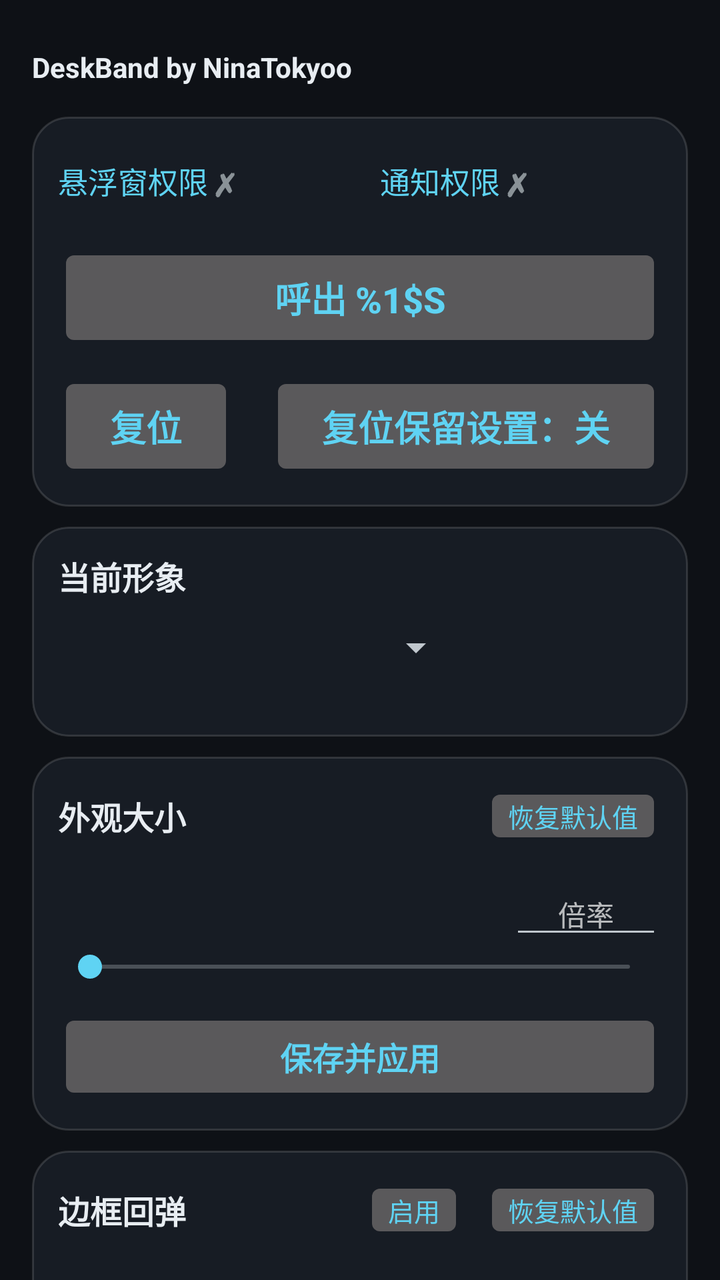
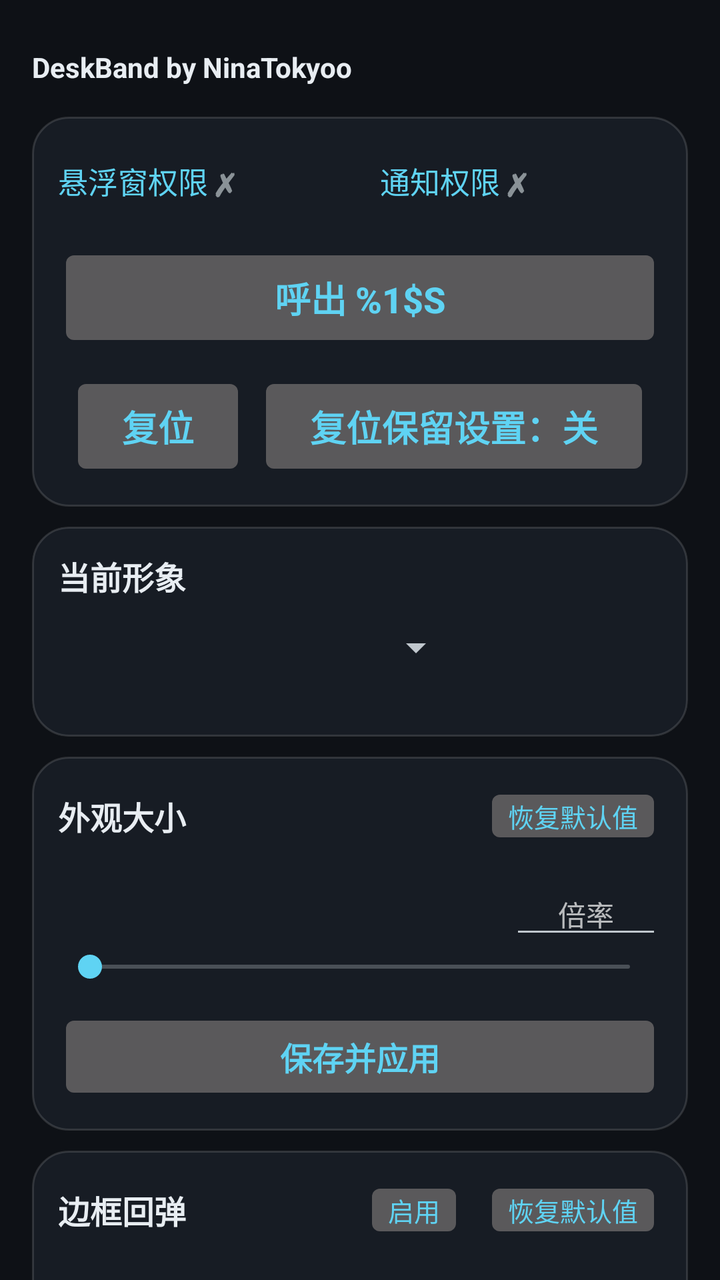

Before-and-after screenshots of an Android layout around one commit, followed by the original layout XML and the change that was made.
<!-- AndroidManifest.xml: application theme AppTheme -->
<!-- res/layout/activity_main.xml -->
<?xml version="1.0" encoding="utf-8"?>
<ScrollView xmlns:android="http://schemas.android.com/apk/res/android"
    android:id="@+id/root"
    android:layout_width="match_parent"
    android:layout_height="match_parent"
    android:fillViewport="true"
    android:background="@color/bg"
    android:overScrollMode="ifContentScrolls"
    android:scrollbarAlwaysDrawVerticalTrack="false"
    android:scrollbars="none">

    <LinearLayout
        android:layout_width="match_parent"
        android:layout_height="wrap_content"
        android:orientation="vertical"
        android:paddingTop="8dp"
        android:paddingBottom="28dp">

        
        <TextView
            android:id="@+id/txtTitle"
            android:layout_width="match_parent"
            android:layout_height="wrap_content"
            android:layout_marginStart="16dp"
            android:layout_marginEnd="16dp"
            android:layout_marginTop="18dp"
            android:layout_marginBottom="6dp"
            android:maxLines="1"
            android:includeFontPadding="false"
            android:text="@string/ui_title"
            android:textColor="@color/text_primary"
            android:textStyle="bold" />

        
        <LinearLayout style="@style/Card" android:tag="card" android:layout_marginStart="16dp" android:layout_marginEnd="16dp">

            
            <LinearLayout
                android:layout_width="match_parent"
                android:layout_height="wrap_content"
                android:orientation="horizontal"
                android:baselineAligned="false">

                <LinearLayout
                    android:id="@+id/rowOverlay"
                    android:layout_width="0dp"
                    android:layout_height="wrap_content"
                    android:layout_weight="1"
                    android:orientation="horizontal"
                    android:gravity="center_vertical"
                    android:background="?android:attr/selectableItemBackground"
                    android:paddingTop="8dp"
                    android:paddingBottom="8dp">

                    <TextView
                        android:id="@+id/txtPermOverlay"
                        android:layout_width="wrap_content"
                        android:layout_height="wrap_content"
                        android:maxLines="1"
                        android:ellipsize="end"
                        android:text="@string/perm_overlay"
                        android:textColor="@color/accent"
                        android:textSize="15sp" />

                    <TextView
                        android:id="@+id/markOverlay"
                        android:layout_width="wrap_content"
                        android:layout_height="wrap_content"
                        android:layout_marginStart="3dp"
                        android:textSize="16sp"
                        android:textStyle="bold"
                        android:text="@string/perm_missing_mark" />
                </LinearLayout>

                <LinearLayout
                    android:id="@+id/rowNotify"
                    android:layout_width="0dp"
                    android:layout_height="wrap_content"
                    android:layout_weight="1"
                    android:layout_marginStart="20dp"
                    android:orientation="horizontal"
                    android:gravity="center_vertical"
                    android:background="?android:attr/selectableItemBackground"
                    android:paddingTop="8dp"
                    android:paddingBottom="8dp">

                    <TextView
                        android:id="@+id/txtPermNotify"
                        android:layout_width="wrap_content"
                        android:layout_height="wrap_content"
                        android:maxLines="1"
                        android:ellipsize="end"
                        android:text="@string/perm_notify"
                        android:textColor="@color/accent"
                        android:textSize="15sp" />

                    <TextView
                        android:id="@+id/markNotify"
                        android:layout_width="wrap_content"
                        android:layout_height="wrap_content"
                        android:layout_marginStart="3dp"
                        android:textSize="16sp"
                        android:textStyle="bold"
                        android:text="@string/perm_missing_mark" />
                </LinearLayout>
            </LinearLayout>

            
            <Button
                android:id="@+id/btnToggle"
                style="@style/BigButton"
                android:layout_marginTop="12dp"
                android:maxLines="1"
                android:ellipsize="end"
                android:text="@string/btn_summon" />

            <LinearLayout
                android:layout_width="match_parent"
                android:layout_height="wrap_content"
                android:layout_marginTop="10dp"
                android:orientation="horizontal"
                android:baselineAligned="false">

                <Button
                    android:id="@+id/btnReset"
                    style="@style/BigButton"
                    android:layout_width="wrap_content"
                    android:layout_height="wrap_content"
                    android:layout_marginTop="0dp"
                    android:paddingStart="26dp"
                    android:paddingEnd="26dp"
                    android:maxLines="1"
                    android:text="@string/btn_reset" />

                <Space
                    android:layout_width="0dp"
                    android:layout_height="1dp"
                    android:layout_weight="1" />

                <Button
                    android:id="@+id/btnResetKeep"
                    style="@style/BigButton"
                    android:layout_width="wrap_content"
                    android:layout_height="wrap_content"
                    android:layout_marginTop="0dp"
                    android:paddingStart="26dp"
                    android:paddingEnd="26dp"
                    android:maxLines="1"
                    android:ellipsize="end"
                    android:text="@string/reset_keep_off" />
            </LinearLayout>
        </LinearLayout>

        
        <LinearLayout
            style="@style/Card"
            android:tag="card"
            android:padding="0dp"
            android:clipToOutline="true"
            android:layout_marginStart="16dp"
            android:layout_marginEnd="16dp">

            <FrameLayout
                android:layout_width="match_parent"
                android:layout_height="wrap_content">

                <LinearLayout
                    android:layout_width="match_parent"
                    android:layout_height="wrap_content"
                    android:orientation="vertical"
                    android:padding="13dp">

                    <TextView
                        style="@style/CardTitle"
                        android:text="@string/section_skin" />

                    <Spinner
                        android:id="@+id/spinnerSkin"
                        android:layout_width="match_parent"
                        android:layout_height="wrap_content"
                        android:layout_marginTop="12dp"
                        android:layout_marginEnd="99dp"
                        android:popupAnimationStyle="@style/SpinnerPopupAnim" />
                </LinearLayout>

                
                <ImageView
                    android:id="@+id/imgCornerPreview"
                    android:layout_width="104dp"
                    android:layout_height="104dp"
                    android:layout_gravity="end|bottom"
                    android:layout_marginEnd="1dp"
                    android:layout_marginBottom="1dp"
                    android:scaleType="matrix"
                    android:clickable="false"
                    android:focusable="false"
                    android:importantForAccessibility="no" />
            </FrameLayout>
        </LinearLayout>

        
        <LinearLayout style="@style/Card" android:tag="card" android:layout_marginStart="16dp" android:layout_marginEnd="16dp">

            <LinearLayout style="@style/CardTitleRow">

                <TextView
                    style="@style/CardTitle"
                    android:layout_width="0dp"
                    android:layout_weight="1"
                    android:text="@string/section_look" />

                <Button
                    android:id="@+id/btnResetSize"
                    style="@style/CardAction"
                    android:text="@string/restore_default" />
            </LinearLayout>

            
            <LinearLayout
                android:layout_width="match_parent"
                android:layout_height="wrap_content"
                android:layout_marginTop="12dp"
                android:orientation="horizontal"
                android:gravity="center_vertical">

                <TextView
                    android:id="@+id/txtSize"
                    android:layout_width="0dp"
                    android:layout_height="wrap_content"
                    android:layout_weight="1"
                    android:maxLines="1"
                    android:ellipsize="end"
                    android:textColor="@color/text_secondary"
                    android:textSize="13sp" />

                <EditText
                    android:id="@+id/editSize"
                    android:layout_width="76dp"
                    android:layout_height="wrap_content"
                    android:layout_marginStart="10dp"
                    android:inputType="numberDecimal"
                    android:imeOptions="actionDone"
                    android:maxLength="5"
                    android:textSize="14sp"
                    android:gravity="center"
                    android:hint="@string/size_input" />
            </LinearLayout>

            <SeekBar
                android:id="@+id/seekSize"
                android:layout_width="match_parent"
                android:layout_height="wrap_content" />

            <Button
                android:id="@+id/btnSaveSize"
                style="@style/PrimaryButton"
                android:text="@string/save_apply" />
        </LinearLayout>

        
        <LinearLayout style="@style/Card" android:tag="card" android:layout_marginStart="16dp" android:layout_marginEnd="16dp">

            <LinearLayout style="@style/CardTitleRow">

                <TextView
                    style="@style/CardTitle"
                    android:layout_width="0dp"
                    android:layout_weight="1"
                    android:text="@string/section_bounce" />

                
                <Button
                    android:id="@+id/btnBounceToggle"
                    style="@style/CardAction"
                    android:text="@string/bounce_on" />

                <Button
                    android:id="@+id/btnResetBounce"
                    style="@style/CardAction"
                    android:text="@string/restore_default" />
            </LinearLayout>

            
            <LinearLayout
                android:layout_width="match_parent"
                android:layout_height="wrap_content"
                android:layout_marginTop="12dp"
                android:orientation="horizontal"
                android:gravity="center_vertical">

                <TextView
                    android:id="@+id/txtBounceAmp"
                    android:layout_width="0dp"
                    android:layout_height="wrap_content"
                    android:layout_weight="1"
                    android:maxLines="1"
                    android:ellipsize="end"
                    android:textColor="@color/text_secondary"
                    android:textSize="13sp" />

                <EditText
                    android:id="@+id/editBounceAmp"
                    android:layout_width="76dp"
                    android:layout_height="wrap_content"
                    android:layout_marginStart="10dp"
                    android:inputType="numberDecimal"
                    android:imeOptions="actionDone"
                    android:maxLength="5"
                    android:textSize="14sp"
                    android:gravity="center"
                    android:hint="@string/bounce_amp_input" />
            </LinearLayout>

            <SeekBar
                android:id="@+id/seekBounceAmp"
                android:layout_width="match_parent"
                android:layout_height="wrap_content" />

            
            <LinearLayout
                android:layout_width="match_parent"
                android:layout_height="wrap_content"
                android:layout_marginTop="8dp"
                android:orientation="horizontal"
                android:gravity="center_vertical">

                <TextView
                    android:id="@+id/txtBounceMs"
                    android:layout_width="0dp"
                    android:layout_height="wrap_content"
                    android:layout_weight="1"
                    android:maxLines="1"
                    android:ellipsize="end"
                    android:textColor="@color/text_secondary"
                    android:textSize="13sp" />

                <EditText
                    android:id="@+id/editBounceMs"
                    android:layout_width="76dp"
                    android:layout_height="wrap_content"
                    android:layout_marginStart="10dp"
                    android:inputType="numberDecimal"
                    android:imeOptions="actionDone"
                    android:maxLength="5"
                    android:textSize="14sp"
                    android:gravity="center"
                    android:hint="@string/bounce_ms_input" />
            </LinearLayout>

            <SeekBar
                android:id="@+id/seekBounceMs"
                android:layout_width="match_parent"
                android:layout_height="wrap_content" />

            <Button
                android:id="@+id/btnSaveBounce"
                style="@style/PrimaryButton"
                android:text="@string/save_apply" />
        </LinearLayout>

        
        <LinearLayout style="@style/Card" android:tag="card" android:layout_marginStart="16dp" android:layout_marginEnd="16dp">

            <TextView
                style="@style/CardTitle"
                android:text="@string/section_notify" />

            <EditText
                android:id="@+id/editNotify"
                android:layout_width="match_parent"
                android:layout_height="wrap_content"
                android:layout_marginTop="12dp"
                android:inputType="text"
                android:imeOptions="actionDone"
                android:maxLength="40"
                android:maxLines="2"
                android:textSize="15sp"
                android:hint="@string/notify_input" />

            <TextView
                android:id="@+id/txtNotifyCount"
                android:layout_width="match_parent"
                android:layout_height="wrap_content"
                android:layout_marginTop="4dp"
                android:textColor="@color/text_secondary"
                android:textSize="12sp" />

            <Button
                android:id="@+id/btnSaveNotify"
                style="@style/PrimaryButton"
                android:layout_marginTop="10dp"
                android:text="@string/save_apply" />
        </LinearLayout>

        
        <LinearLayout
            style="@style/Card"
            android:tag="card"
            android:layout_marginStart="16dp"
            android:layout_marginEnd="16dp">

            <TextView
                style="@style/CardTitle"
                android:text="@string/section_theme" />

            <Spinner
                android:id="@+id/spinnerTheme"
                android:layout_width="match_parent"
                android:layout_height="wrap_content"
                android:layout_marginTop="12dp"
                android:popupAnimationStyle="@style/SpinnerPopupAnim" />
        </LinearLayout>
    </LinearLayout>
</ScrollView>
<!-- resources referenced by this layout -->
<resources>
  <color name="accent">#5FD3F3</color>
  <color name="bg">#0E1116</color>
  <color name="text_primary">#E8EDF2</color>
  <color name="text_secondary">#93A1B0</color>
  <string name="bounce_amp_input">倍率</string>
  <string name="bounce_ms_input">倍率</string>
  <string name="bounce_on">启用</string>
  <string name="btn_reset">复位</string>
  <string name="btn_summon">呼出 %1$s</string>
  <string name="notify_input">留空使用默认文案</string>
  <string name="perm_missing_mark">✗</string>
  <string name="perm_notify">通知权限</string>
  <string name="perm_overlay">悬浮窗权限</string>
  <string name="reset_keep_off">复位保留设置：关</string>
  <string name="restore_default">恢复默认值</string>
  <string name="save_apply">保存并应用</string>
  <string name="section_bounce">边框回弹</string>
  <string name="section_look">外观大小</string>
  <string name="section_notify">通知栏内容</string>
  <string name="section_skin">当前形象</string>
  <string name="section_theme">外观模式</string>
  <string name="size_input">倍率</string>
  <string name="ui_title">DeskBand by NinaTokyoo</string>
  <style name="BigButton" parent="PrimaryButton">
          <item name="android:textSize">18sp</item>
          <item name="android:paddingTop">14dp</item>
          <item name="android:paddingBottom">14dp</item>
          <item name="android:layout_marginTop">12dp</item>
      </style>
  <style name="Card">
          <item name="android:layout_width">match_parent</item>
          <item name="android:layout_height">wrap_content</item>
          <item name="android:orientation">vertical</item>
          <item name="android:background">@drawable/card_bg</item>
          <item name="android:padding">13dp</item>
          <item name="android:layout_marginTop">10dp</item>
      </style>
  <style name="CardTitle">
          <item name="android:layout_width">wrap_content</item>
          <item name="android:layout_height">wrap_content</item>
          <item name="android:textColor">@color/text_primary</item>
          <item name="android:textSize">16sp</item>
          <item name="android:textStyle">bold</item>
      </style>
  <style name="CardTitleRow">
          <item name="android:layout_width">match_parent</item>
          <item name="android:layout_height">wrap_content</item>
          <item name="android:orientation">horizontal</item>
          <item name="android:gravity">center_vertical</item>
      </style>
  <style name="PrimaryButton">
          <item name="android:layout_width">match_parent</item>
          <item name="android:layout_height">wrap_content</item>
          <item name="android:layout_marginTop">12dp</item>
          <item name="android:textColor">@color/accent</item>
          <item name="android:textSize">16sp</item>
          <item name="android:textStyle">bold</item>
          <item name="android:paddingTop">11dp</item>
          <item name="android:paddingBottom">11dp</item>
          <item name="android:stateListAnimator">@null</item>
      </style>
  <style name="SpinnerPopupAnim">
          <item name="android:windowEnterAnimation">@android:anim/fade_in</item>
          <item name="android:windowExitAnimation">@android:anim/fade_out</item>
      </style>
  <style name="AppTheme" parent="@android:style/Theme.DeviceDefault.NoActionBar">
          <item name="android:windowBackground">@color/bg</item>
          <item name="android:colorAccent">@color/accent</item>
          <item name="android:statusBarColor">@android:color/transparent</item>
          <item name="android:navigationBarColor">@android:color/transparent</item>
          <item name="android:windowLightStatusBar">false</item>
      </style>
  <!-- drawable card_bg (drawable) -->
  <?xml version="1.0" encoding="utf-8"?>
  <shape xmlns:android="http://schemas.android.com/apk/res/android"
      android:shape="rectangle">
      <solid android:color="@color/card" />
      <corners android:radius="18dp" />
      <stroke android:width="1dp" android:color="@color/card_stroke" />
  </shape>
  <color name="card">#171C24</color>
  <color name="card_stroke">#22FFFFFF</color>
  <!-- unchanged entries left out for length: 1 -->
</resources>

<!-- the commit's change to res/layout/activity_main.xml (unified diff, before → after) -->
@@ -121,6 +121,11 @@
                 android:orientation="horizontal"
                 android:baselineAligned="false">
 
+                <Space
+                    android:layout_width="0dp"
+                    android:layout_height="1dp"
+                    android:layout_weight="1" />
+
                 <Button
                     android:id="@+id/btnReset"
                     style="@style/BigButton"
@@ -148,6 +153,11 @@
                     android:maxLines="1"
                     android:ellipsize="end"
                     android:text="@string/reset_keep_off" />
+
+                <Space
+                    android:layout_width="0dp"
+                    android:layout_height="1dp"
+                    android:layout_weight="1" />
             </LinearLayout>
         </LinearLayout>
 
